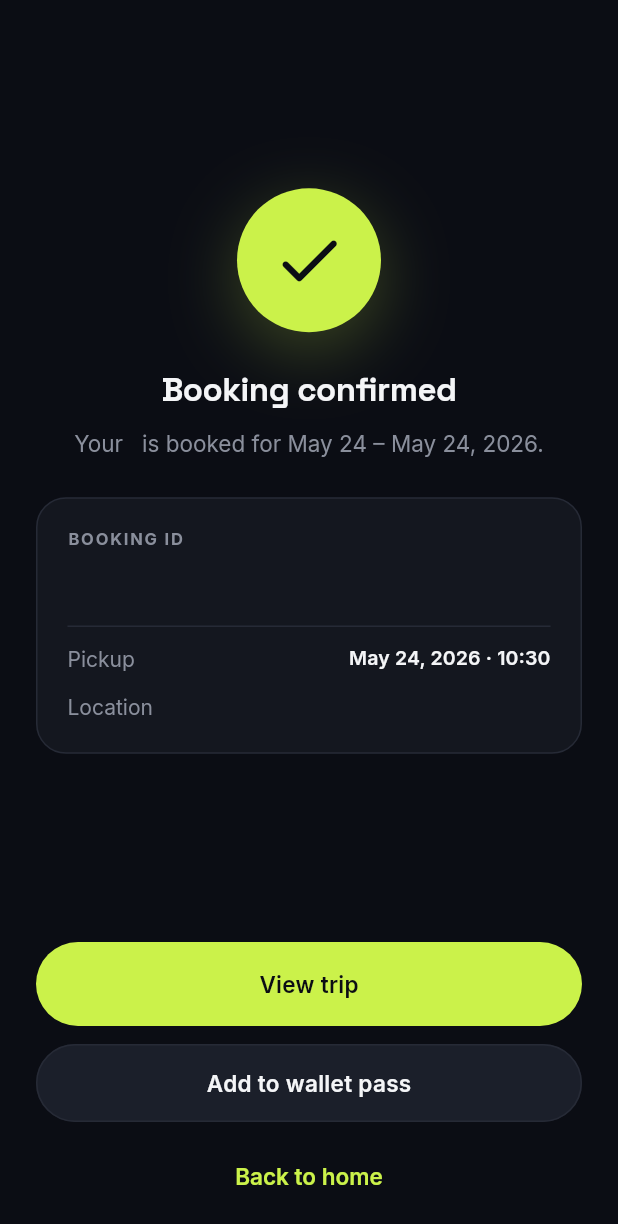
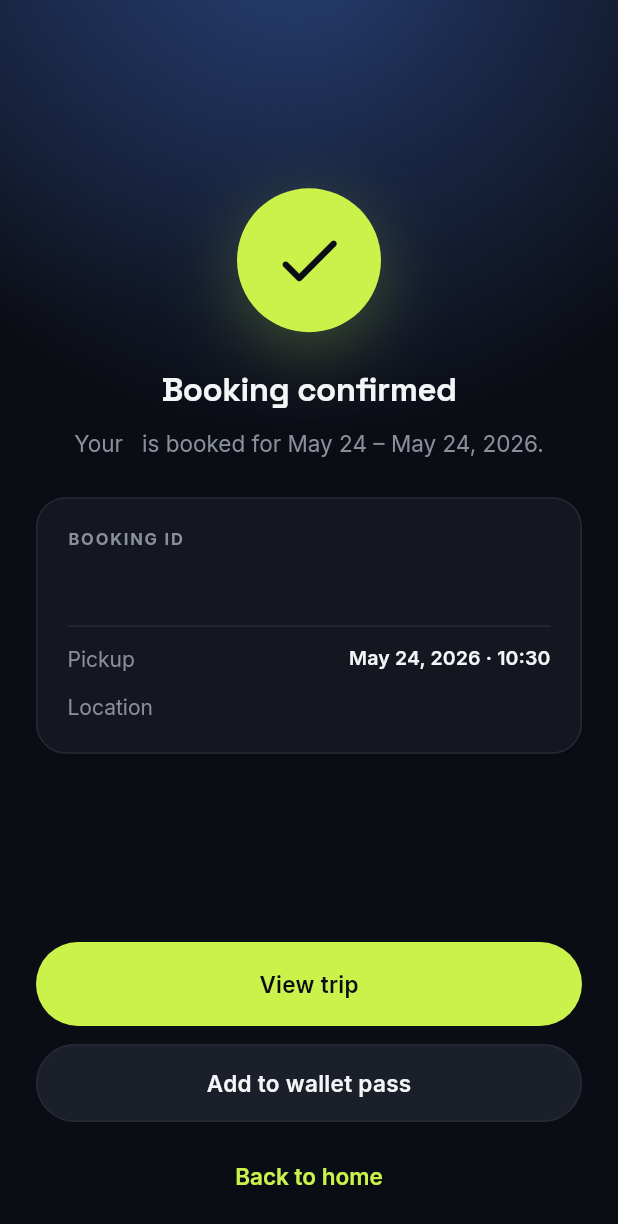
Before and after one commit to najaf299/drively, a Flutter app: the BookingSuccessScreen screen opened directly with empty values, on a phone screen of 412 x 824 dp. Shown: the top 1224 px of the screen. Run offline on Flutter 3.47's test engine with Material 3 defaults, Android fonts, the phone set to English and light mode, and no system bars; our stand-ins replace cached_network_image, dio, flutter_riverpod, flutter_secure_storage, go_router, google_fonts and 4 more; accounts and stored records are empty.

Commit message:
feat(ui): visible lime brand dot on splash + glow background on success
Render the drivly wordmark accent as a real glowing lime circle (was a
faint text period) so the green dot reads clearly at any size. Set the
native iOS launch background to brand dark (#0B0D14) to kill the white
flash before Flutter loads. Booking/payment success now uses the same
GlowBackground as the splash/auth screens.

Co-Authored-By: Claude Opus 4.7 (1M context) <noreply@anthropic.com>

```diff
--- a/frontend/lib/features/booking/presentation/screens/booking_success_screen.dart
+++ b/frontend/lib/features/booking/presentation/screens/booking_success_screen.dart
@@ -7,6 +7,7 @@ import '../../../../app/theme.dart';
 import '../../../../core/models/booking.dart';
 import '../../../../core/utils/formatters.dart';
 import '../../../../features/auth/domain/providers/auth_provider.dart';
+import '../../../../shared/widgets/glow_background.dart';
 
 /// Post-payment confirmation — spec §7.15.
 ///
@@ -38,7 +39,10 @@ class BookingSuccessScreen extends ConsumerWidget {
       value: SystemUiOverlayStyle.light,
       child: Scaffold(
         backgroundColor: BrandColors.background,
-        body: SafeArea(
+        // Same branded top-glow backdrop as the splash / auth screens.
+        body: GlowBackground(
+          glowAlignment: const Alignment(0, -1.1),
+          child: SafeArea(
             child: Padding(
               padding: const EdgeInsets.symmetric(horizontal: Spacing.x6),
               child: Column(
@@ -85,6 +89,7 @@ class BookingSuccessScreen extends ConsumerWidget {
                   ),
                   const SizedBox(height: Spacing.x4),
                 ],
+              ),
             ),
           ),
         ),
```
Also changed, not shown: frontend/lib/shared/widgets/glow_background.dart (+28 -13 lines), 1 other file. Lines whose indentation alone changed are shown as unchanged.
